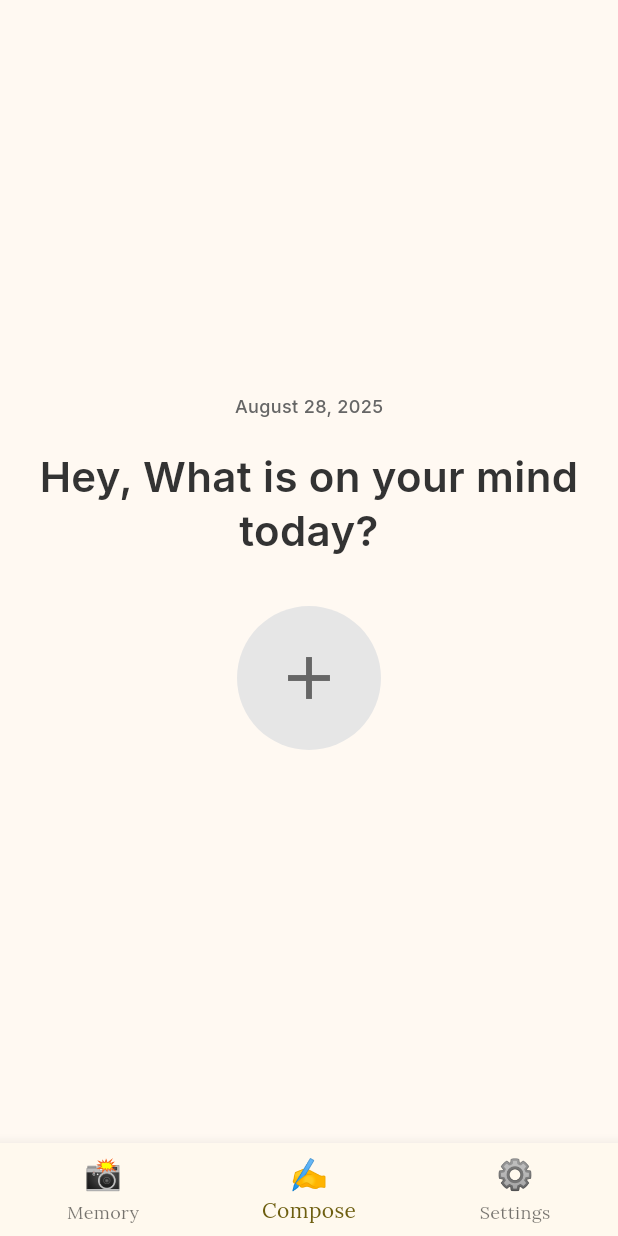
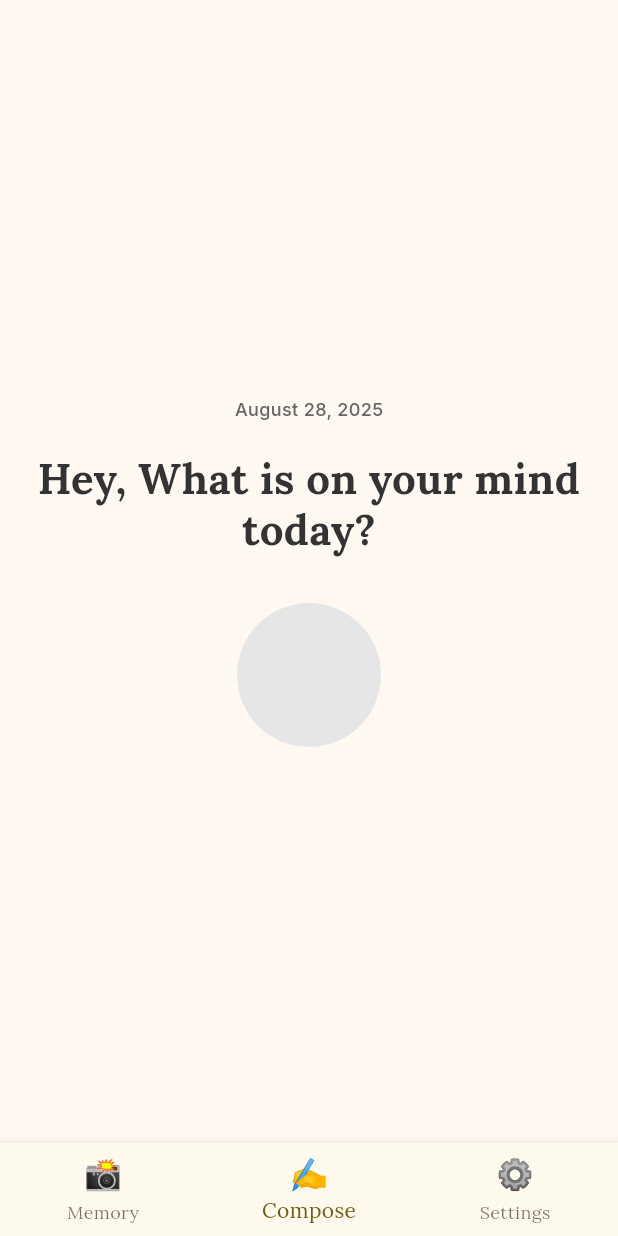
Before and after one commit to manjunjiangclara-cmyk/my_flutter_app, a Flutter app: the screen it shows after launch, item 2 of the bottom bar chosen, on a phone screen of 412 x 824 dp. Run offline on Flutter 3.47's test engine with Material 3 defaults, Android fonts, the phone set to English and light mode, and no system bars; our stand-ins replace dartz, reorderables, sqflite; accounts and stored records are empty; network calls fail.

Commit message:
Refactor UI components and enhance typography consistency
- Updated app title and home page to use AppStrings for improved maintainability.
- Adjusted typography styles in AppTypography, including font size changes for displayLarge and the addition of labelMedium.
- Modified ComposeScreen to utilize displayLarge for the prompt text.
- Refined MemoryScreen layout with updated icon and spacing adjustments.
- Enhanced MemoryCard widget to include date and location icons for better visual context.
- Updated SettingsScreen to apply AppTypography styles for a cohesive look.

```diff
--- a/lib/core/theme/fonts.dart
+++ b/lib/core/theme/fonts.dart
@@ -1,13 +1,13 @@
 import 'package:flutter/material.dart';
 
 class AppTypography {
-  AppTypography._(); // 私有构造，防止实例化
+  AppTypography._();
 
   // ---------- Lora 字体（文学风格） ----------
   static const TextStyle displayLarge = TextStyle(
     fontFamily: 'Lora',
     fontWeight: FontWeight.bold,
-    fontSize: 40, // 大标题
+    fontSize: 28, // 大标题
     height: 48 / 40, // 行高 = 48px
   );
 
@@ -47,6 +47,13 @@ class AppTypography {
     height: 24 / 16,
   );
 
+  static const TextStyle labelMedium = TextStyle(
+    fontFamily: 'Inter',
+    fontWeight: FontWeight.w500,
+    fontSize: 14, // 按钮文字
+    height: 20 / 14,
+  );
+
   static const TextStyle labelSmall = TextStyle(
     fontFamily: 'Inter',
     fontWeight: FontWeight.w500,
@@ -62,6 +69,7 @@ class AppTypography {
     bodyLarge: bodyLarge,
     bodyMedium: bodyMedium,
     labelLarge: labelLarge,
+    labelMedium: labelMedium,
     labelSmall: labelSmall,
   );
 }
--- a/lib/features/compose/presentation/screens/compose_screen.dart
+++ b/lib/features/compose/presentation/screens/compose_screen.dart
@@ -32,7 +32,7 @@ class ComposeScreen extends StatelessWidget {
               SizedBox(height: Spacing.xl),
               Text(
                 AppStrings.composePrompt,
-                style: AppTypography.headlineMedium.copyWith(
+                style: AppTypography.displayLarge.copyWith(
                   color: AppColors.textPrimary,
                 ),
                 textAlign: TextAlign.center,
@@ -40,12 +40,7 @@ class ComposeScreen extends StatelessWidget {
               SizedBox(height: Spacing.xxxl),
               CircleAvatar(
                 radius: UIConstants.largeIconSize,
-                backgroundColor: AppColors.border,
-                child: Icon(
-                  Icons.add,
-                  size: UIConstants.largeIconSize,
-                  color: AppColors.textSecondary,
-                ),
+                backgroundColor: AppColors.border
               ),
             ],
           ),
--- a/lib/features/journal/presentation/widgets/tag_chip.dart
+++ b/lib/features/journal/presentation/widgets/tag_chip.dart
@@ -36,7 +36,7 @@ class TagChip extends StatelessWidget {
     super.key,
     required this.tag,
     this.chipHorizontalPadding = Spacing.xs,
-    this.chipVerticalPadding = Spacing.xs,
+    this.chipVerticalPadding = 0,
   });
 
   @override
--- a/lib/features/memory/presentation/providers/memory_provider.dart
+++ b/lib/features/memory/presentation/providers/memory_provider.dart
@@ -5,28 +5,28 @@ import 'package:my_flutter_app/features/memory/presentation/models/memory_card_m
 class MemoryData extends ChangeNotifier {
   final List<MemoryCardModel> _memories = <MemoryCardModel>[
     MemoryCardModel(
-      date: 'Thursday, August 28',
+      date: 'Thu, August 28',
       location: 'Melbourne',
       tags: <String>['Life', 'Travel'],
       description:
           'Praeterea, ex culpa non invenies unum aut non accusatis unum. Et nihil inuitam. Nemo nocere tibi erit, et non inimicos, et ne illa',
     ),
     MemoryCardModel(
-      date: 'Wednesday, August 27',
+      date: 'Wed, August 27',
       location: 'Melbourne',
       tags: <String>['Life', 'Travel'],
       description:
           'Praeterea, ex culpa non invenies unum aut non accusatis unum. Et nihil inuitam. Nemo nocere tibi erit, et non inimicos, et ne illa',
     ),
     MemoryCardModel(
-      date: 'Tuesday, August 26',
+      date: 'Tue, August 26',
       location: 'Sydney',
       tags: <String>['Work', 'Conference'],
       description:
           'Lorem ipsum dolor sit amet, consectetur adipiscing elit. Sed do eiusmod tempor incididunt ut labore et dolore magna aliqua.',
     ),
     MemoryCardModel(
-      date: 'Monday, August 25',
+      date: 'Mon, August 25',
       location: 'Brisbane',
       tags: <String>['Friends', 'Adventure'],
       description:
--- a/lib/features/memory/presentation/screens/memory_screen.dart
+++ b/lib/features/memory/presentation/screens/memory_screen.dart
@@ -25,7 +25,7 @@ class MemoryScreen extends StatelessWidget {
           Padding(
             padding: const EdgeInsets.only(right: UIConstants.defaultPadding),
             child: IconButton(
-              icon: const Icon(Icons.add_circle),
+              icon: const Icon(Icons.add_box_rounded),
               iconSize: UIConstants.iconButtonSize,
               onPressed: () {
                 // Action for adding a new memory
@@ -45,7 +45,7 @@ class MemoryScreen extends StatelessWidget {
           crossAxisAlignment: CrossAxisAlignment.start,
           children: <Widget>[
             const _MemoryHeader(),
-            const SizedBox(height: Spacing.lg),
+            const SizedBox(height: Spacing.md),
             const Expanded(child: _MemoryList()),
           ],
         ),
@@ -62,7 +62,7 @@ class _MemoryHeader extends StatelessWidget {
   Widget build(BuildContext context) {
     return const Text(
       AppStrings.currentMonthYear,
-      style: AppTypography.titleMedium,
+      style: AppTypography.labelLarge,
     );
   }
 }
--- a/lib/main.dart
+++ b/lib/main.dart
@@ -22,7 +22,7 @@ class MyApp extends StatelessWidget {
       create: (context) => MemoryData(),
       child: MaterialApp(
         debugShowCheckedModeBanner: false,
-        title: 'Hibi',
+        title: AppStrings.appName,
         theme: ThemeData(
           useMaterial3: true,
           colorSchemeSeed: AppColors.primary,
@@ -31,7 +31,7 @@ class MyApp extends StatelessWidget {
           textTheme: AppTypography.textTheme,
           dividerColor: AppColors.border,
         ),
-        home: const MyHomePage(title: 'Hibi'),
+        home: const MyHomePage(title: AppStrings.appName),
       ),
     );
   }
```
Also changed, not shown: lib/features/memory/presentation/widgets/memory_card.dart (+4 -9 lines), lib/features/settings/presentation/screens/settings_screen.dart (+10 -6 lines).
